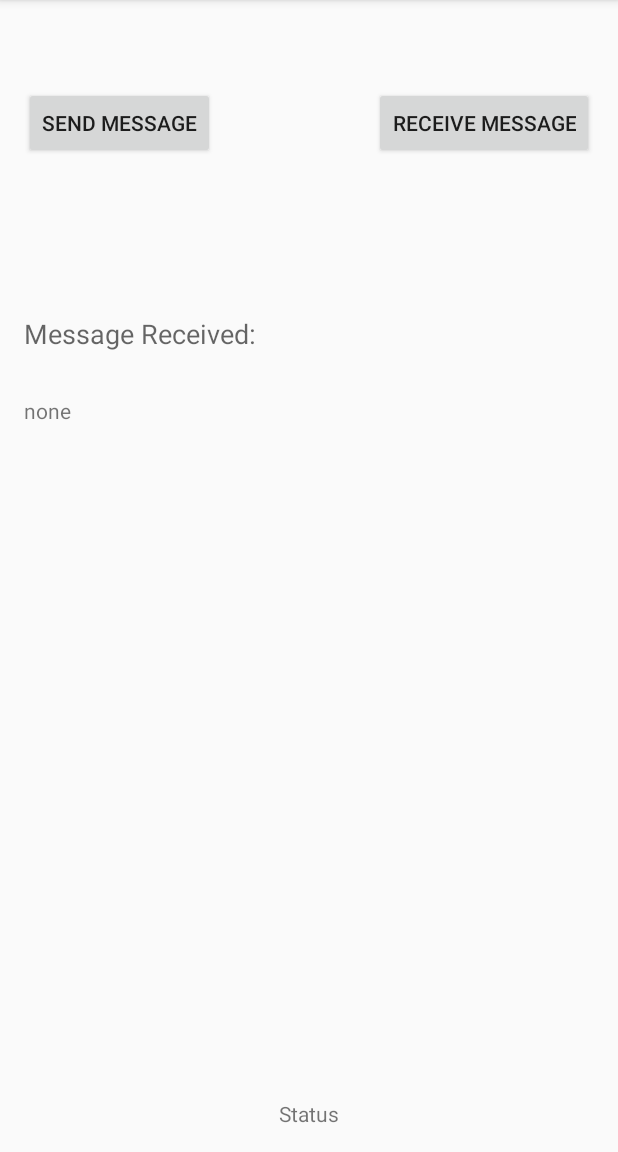
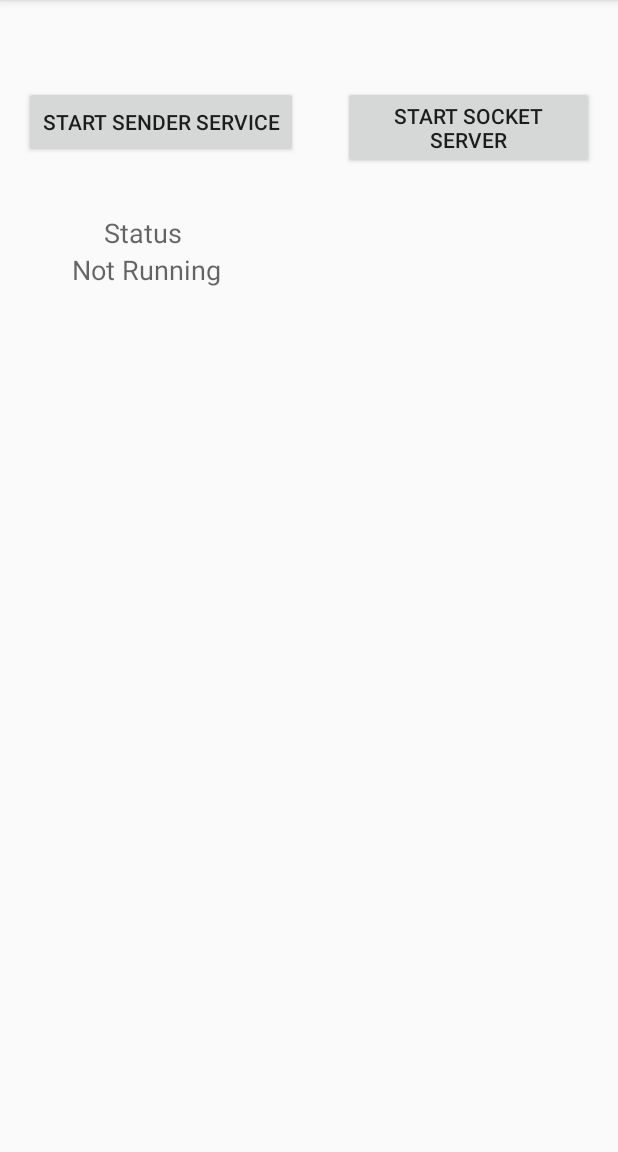
Before and after one commit to csinko/transmit, an Android app: the screen it shows after launch (MainActivity), on a phone screen of 412 x 824 dp, the part 84-1236 px from its top. Run offline under Robolectric (Android 15) with nearby library versions, the phone set to English and light mode, and no system bars.

Commit message:
Added a lot.  forgot to commit often.  App now uses service for socket server and sending data over sound.  When server is started, it broadcasts the ip and port over sound until a client connects, then it stops broadcasting and shutsdown the server.

```diff
--- a/android/transmit/app/src/main/AndroidManifest.xml
+++ b/android/transmit/app/src/main/AndroidManifest.xml
@@ -2,6 +2,7 @@
 <manifest xmlns:android="http://schemas.android.com/apk/res/android"
     package="io.stoh.transmit">
     <uses-permission android:name="android.permission.RECORD_AUDIO"></uses-permission>
+    <uses-permission android:name="android.permission.INTERNET" />
 
     <application
         android:allowBackup="true"
@@ -22,6 +23,9 @@
         <service
             android:name=".SenderService"
             android:exported="false" />
+        <service
+            android:name=".SocketService"
+            android:exported="false" />
     </application>
 
 </manifest>
--- a/android/transmit/app/src/main/res/layout/activity_main.xml
+++ b/android/transmit/app/src/main/res/layout/activity_main.xml
@@ -12,48 +12,41 @@
     <Button
         android:layout_width="wrap_content"
         android:layout_height="wrap_content"
-        android:text="Send Message"
+        android:text="Start Sender Service"
         android:id="@+id/btn_send"
-        android:layout_marginTop="42dp"
-        android:onClick="send_sound_message"
-        android:layout_alignParentTop="true"
-        android:layout_alignParentStart="true" />
+        android:layout_marginTop="41dp"
+        android:onClick="startSendService"
+        android:layout_alignParentTop="true" />
+
+    <Button
+        android:layout_width="wrap_content"
+        android:layout_height="wrap_content"
+        android:text="Start Socket Server"
+        android:id="@+id/btn_socket"
+        android:layout_alignTop="@+id/btn_send"
+        android:layout_toEndOf="@+id/btn_send"
+        android:onClick="startSocketServerService"
+        android:layout_marginStart="30dp" />
 
     <TextView
         android:layout_width="wrap_content"
         android:layout_height="wrap_content"
         android:textAppearance="?android:attr/textAppearanceMedium"
-        android:text="Message Received: "
-        android:id="@+id/textView2"
-        android:layout_below="@+id/btn_send"
-        android:layout_alignStart="@+id/btn_send"
-        android:layout_marginTop="104dp" />
+        android:text="Status"
+        android:id="@+id/textView"
+        android:layout_marginTop="30dp"
+        android:layout_below="@+id/btn_socket"
+        android:layout_alignParentStart="true"
+        android:layout_marginStart="53dp" />
 
     <TextView
         android:layout_width="wrap_content"
         android:layout_height="wrap_content"
-        android:textAppearance="?android:attr/textAppearanceSmall"
-        android:text="none"
-        android:id="@+id/tv_receive"
-        android:layout_below="@+id/textView2"
-        android:layout_alignStart="@+id/textView2"
-        android:layout_marginTop="29dp" />
+        android:textAppearance="?android:attr/textAppearanceMedium"
+        android:text="Not Running"
+        android:id="@+id/tv_send_status"
+        android:layout_below="@+id/textView"
+        android:layout_alignParentStart="true"
+        android:layout_marginStart="32dp" />
 
-    <Button
-        android:layout_width="wrap_content"
-        android:layout_height="wrap_content"
-        android:text="Receive Message"
-        android:id="@+id/btn_receive"
-        android:layout_alignTop="@+id/btn_send"
-        android:onClick="receive_sound_message"
-        android:layout_alignParentEnd="true" />
-
-    <TextView
-        android:layout_width="wrap_content"
-        android:layout_height="wrap_content"
-        android:textAppearance="?android:attr/textAppearanceSmall"
-        android:text="Status"
-        android:id="@+id/tv_status"
-        android:layout_alignParentBottom="true"
-        android:layout_centerHorizontal="true" />
 </RelativeLayout>
```
Also changed, not shown: android/transmit/app/src/main/java/io/stoh/transmit/MainActivity.java (+17 -78 lines), android/transmit/app/src/main/java/io/stoh/transmit/ReceiverService.java (+55 -0 lines), android/transmit/app/src/main/java/io/stoh/transmit/SenderService.java (+53 -0 lines), android/transmit/app/src/main/java/io/stoh/transmit/SocketService.java (added, +144 -0 lines), android/transmit/app/src/main/res/drawable/icon.png (added).
